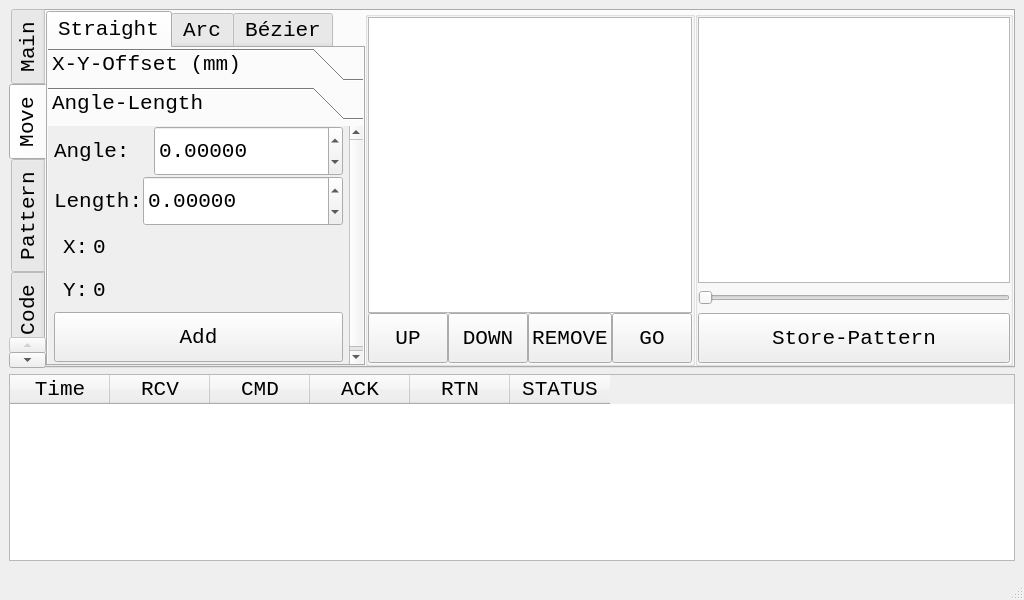
This is Raspberry/main.ui in K-R-S-NULL/ARC as Qt 5 draws it before an edit. The edited form follows.
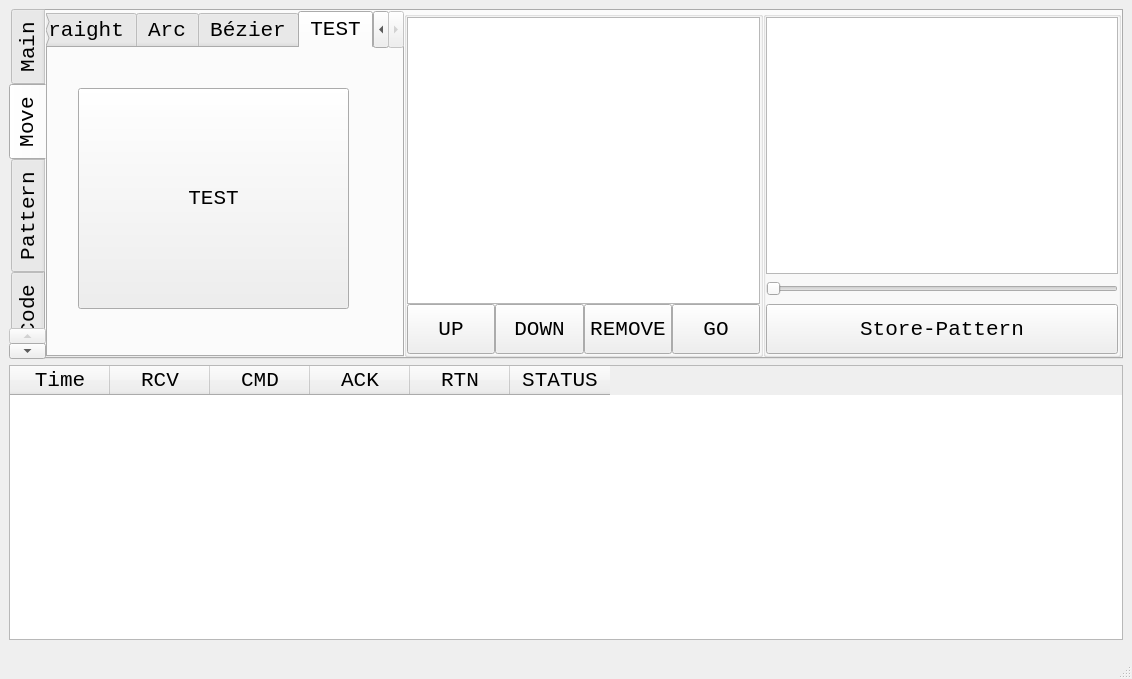
This is the edited form.

```diff
--- a/Raspberry/main.ui
+++ b/Raspberry/main.ui
@@ -6,8 +6,8 @@
    <rect>
     <x>0</x>
     <y>0</y>
-    <width>1024</width>
-    <height>600</height>
+    <width>1132</width>
+    <height>679</height>
    </rect>
   </property>
   <property name="font">
@@ -329,7 +329,7 @@
         <item>
          <widget class="QTabWidget" name="mov_tabWidget">
           <property name="currentIndex">
-           <number>0</number>
+           <number>3</number>
           </property>
           <widget class="QWidget" name="mov_tab_straight_verticalWidget">
            <attribute name="title">
@@ -528,8 +528,8 @@
                 <rect>
                  <x>0</x>
                  <y>0</y>
-                 <width>301</width>
-                 <height>242</height>
+                 <width>354</width>
+                 <height>244</height>
                 </rect>
                </property>
                <attribute name="label">
@@ -840,6 +840,24 @@
             </property>
            </layout>
           </widget>
+          <widget class="QWidget" name="mov_tab_test">
+           <attribute name="title">
+            <string>TEST</string>
+           </attribute>
+           <widget class="QPushButton" name="mov_tab_test_pushButton">
+            <property name="geometry">
+             <rect>
+              <x>30</x>
+              <y>40</y>
+              <width>271</width>
+              <height>221</height>
+             </rect>
+            </property>
+            <property name="text">
+             <string>TEST</string>
+            </property>
+           </widget>
+          </widget>
          </widget>
         </item>
         <item>
```
Left out of the diff: 8 changed lines with no effect on the pictures.
